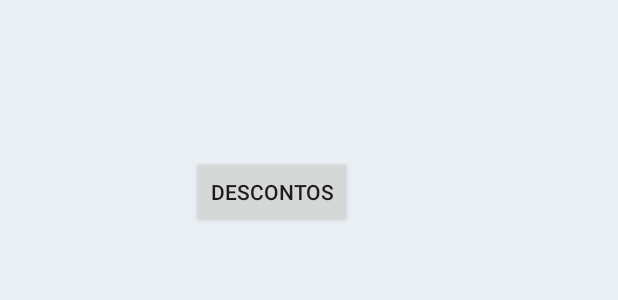
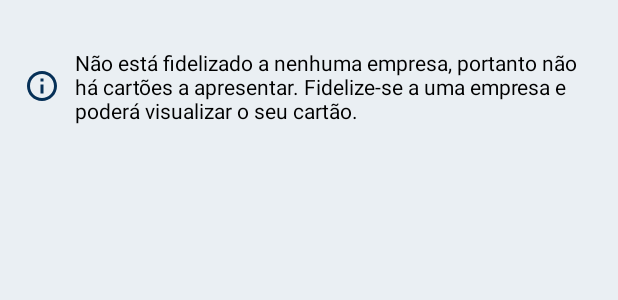
Before and after one commit to diogofalken/MyCards-Mobile, an Android app: the layout fragment_feed_descontos.xml on its own in the app's theme, with its tools: preview values and no code run, on a phone screen of 412 x 824 dp. Shown: the top 300 px of the screen. Run offline under Robolectric (Android 15) with nearby library versions, the phone set to English and light mode, and no system bars; network calls fail.

Commit message:
Working on descontos

```diff
--- a/app/src/main/java/com/example/pint_mobile/Activity_listar_empresas.java
+++ b/app/src/main/java/com/example/pint_mobile/Activity_listar_empresas.java
@@ -55,7 +55,7 @@ public class Activity_listar_empresas extends AppCompatActivity {
             }
         });
 
-        listView = findViewById(R.id.lista_cartoes);
+        listView = findViewById(R.id.lista_descontos);
         sem_empresas = findViewById(R.id.sem_empresas);
 
         String url = "https://www.mycards.dsprojects.pt/api/empresa";
--- a/app/src/main/java/com/example/pint_mobile/Fragment_feed_cartoes.java
+++ b/app/src/main/java/com/example/pint_mobile/Fragment_feed_cartoes.java
@@ -58,7 +58,7 @@ public class Fragment_feed_cartoes extends Fragment {
         });
 
         cardsList = new ArrayList<>();
-        lv = view.findViewById(R.id.lista_cartoes);
+        lv = view.findViewById(R.id.lista_descontos);
 
         adapter = new MyAdapter(getContext(), listaCartoes);
         lv.setAdapter(adapter);
--- a/app/src/main/res/layout/activity_listar_empresas.xml
+++ b/app/src/main/res/layout/activity_listar_empresas.xml
@@ -77,7 +77,7 @@
     </android.support.constraint.ConstraintLayout>
 
     <ListView
-        android:id="@+id/lista_cartoes"
+        android:id="@+id/lista_descontos"
         android:layout_width="0dp"
         android:layout_height="0dp"
         android:layout_marginTop="8dp"
--- a/app/src/main/res/layout/fragment_feed_cartoes.xml
+++ b/app/src/main/res/layout/fragment_feed_cartoes.xml
@@ -34,7 +34,7 @@
     </android.support.constraint.ConstraintLayout>
 
     <ListView
-        android:id="@+id/lista_cartoes"
+        android:id="@+id/lista_descontos"
         android:layout_width="0dp"
         android:layout_height="0dp"
         android:layout_marginTop="8dp"
--- a/app/src/main/res/layout/fragment_feed_descontos.xml
+++ b/app/src/main/res/layout/fragment_feed_descontos.xml
@@ -6,34 +6,42 @@
     android:layout_height="match_parent"
     android:background="@color/corFundo">
 
-    <ScrollView
-        android:id="@+id/scroll"
-        android:layout_width="match_parent"
+    <ListView
+        android:id="@+id/lista_descontos"
+        android:layout_width="0dp"
         android:layout_height="0dp"
+        android:layout_marginTop="8dp"
+        android:layout_marginBottom="8dp"
+        android:divider="@null"
         app:layout_constraintBottom_toBottomOf="parent"
         app:layout_constraintEnd_toEndOf="parent"
-        app:layout_constraintHorizontal_bias="1.0"
+        app:layout_constraintStart_toStartOf="parent"
+        app:layout_constraintTop_toBottomOf="@+id/sem_empresas" />
+
+    <android.support.constraint.ConstraintLayout
+        android:id="@+id/sem_empresas"
+        android:layout_width="match_parent"
+        android:layout_height="wrap_content"
+        android:layout_marginStart="16dp"
+        android:layout_marginLeft="16dp"
+        android:layout_marginTop="32dp"
+        android:layout_marginEnd="16dp"
+        android:layout_marginRight="16dp"
+        app:layout_constraintEnd_toEndOf="parent"
         app:layout_constraintStart_toStartOf="parent"
         app:layout_constraintTop_toTopOf="parent">
 
-        <android.support.constraint.ConstraintLayout
-            android:layout_width="match_parent"
-            android:layout_height="match_parent"
-            android:gravity="center"
-            android:orientation="vertical">
-
-            <Button
-                android:id="@+id/button"
-                android:layout_width="wrap_content"
-                android:layout_height="wrap_content"
-                android:layout_marginStart="128dp"
-                android:layout_marginLeft="128dp"
-                android:layout_marginTop="104dp"
-                android:text="descontos"
-                app:layout_constraintStart_toStartOf="parent"
-                app:layout_constraintTop_toTopOf="parent" />
-        </android.support.constraint.ConstraintLayout>
-
-    </ScrollView>
-
+        <TextView
+            android:id="@+id/textView2"
+            android:layout_width="wrap_content"
+            android:layout_height="wrap_content"
+            android:drawableLeft="@drawable/ic_info"
+            android:drawablePadding="10dp"
+            android:text="Não está fidelizado a nenhuma empresa, portanto não há cartões a apresentar. Fidelize-se a uma empresa e poderá visualizar o seu cartão."
+            android:textColor="@color/corPreta"
+            app:layout_constraintBottom_toBottomOf="parent"
+            app:layout_constraintEnd_toEndOf="parent"
+            app:layout_constraintStart_toStartOf="parent"
+            app:layout_constraintTop_toTopOf="parent" />
+    </android.support.constraint.ConstraintLayout>
 </android.support.constraint.ConstraintLayout>
```
Also changed, not shown: app/src/main/java/com/example/pint_mobile/Activity_feed.java (+15 -2 lines), app/src/main/java/com/example/pint_mobile/Fragment_feed_descontos.java (+71 -1 lines).
